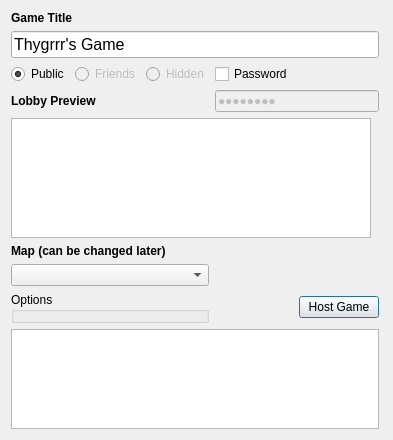
This is res/games/host.ui in FAForever/client as Qt 5 draws it before an edit. The edited form follows.
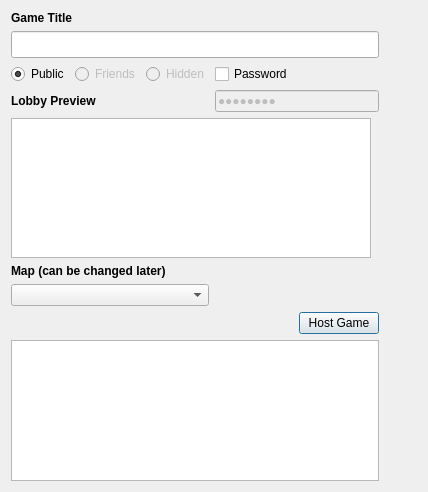
This is the edited form.

Commit message: Remove leftover featured-mod-option logic

```diff
--- a/res/games/host.ui
+++ b/res/games/host.ui
@@ -6,8 +6,8 @@
    <rect>
     <x>0</x>
     <y>0</y>
-    <width>393</width>
-    <height>440</height>
+    <width>428</width>
+    <height>492</height>
    </rect>
   </property>
   <property name="windowTitle">
@@ -22,7 +22,7 @@
       </font>
      </property>
      <property name="text">
-      <string>Thygrrr's Game</string>
+      <string/>
      </property>
      <property name="maxLength">
       <number>25</number>
@@ -118,16 +118,6 @@
      </item>
     </layout>
    </item>
-   <item row="7" column="0">
-    <widget class="QGroupBox" name="optionGroup">
-     <property name="enabled">
-      <bool>true</bool>
-     </property>
-     <property name="title">
-      <string>Options</string>
-     </property>
-    </widget>
-   </item>
    <item row="0" column="0">
     <widget class="QLabel" name="label">
      <property name="font">
```
Left out of the diff: 31 changed lines with no effect on the pictures. The commit also changes 2 other files.
